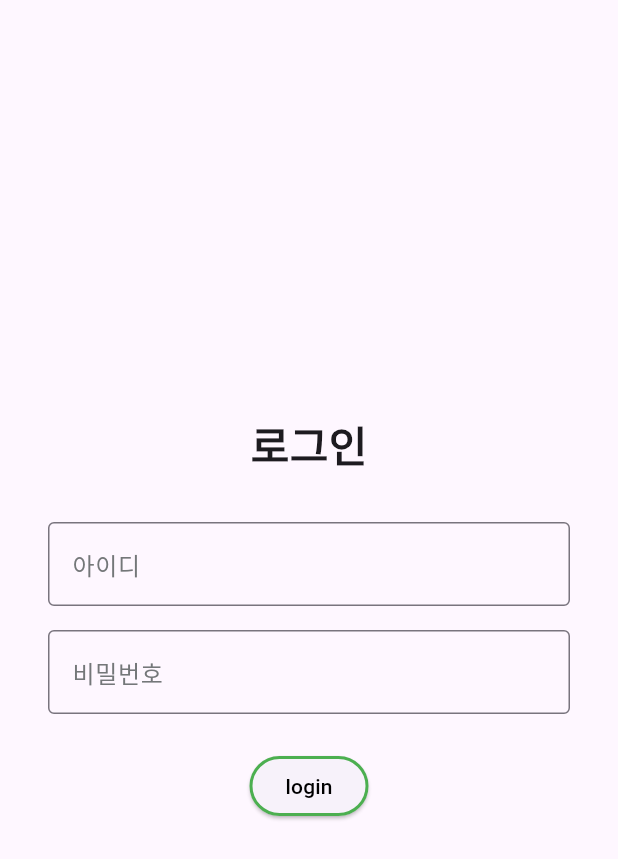
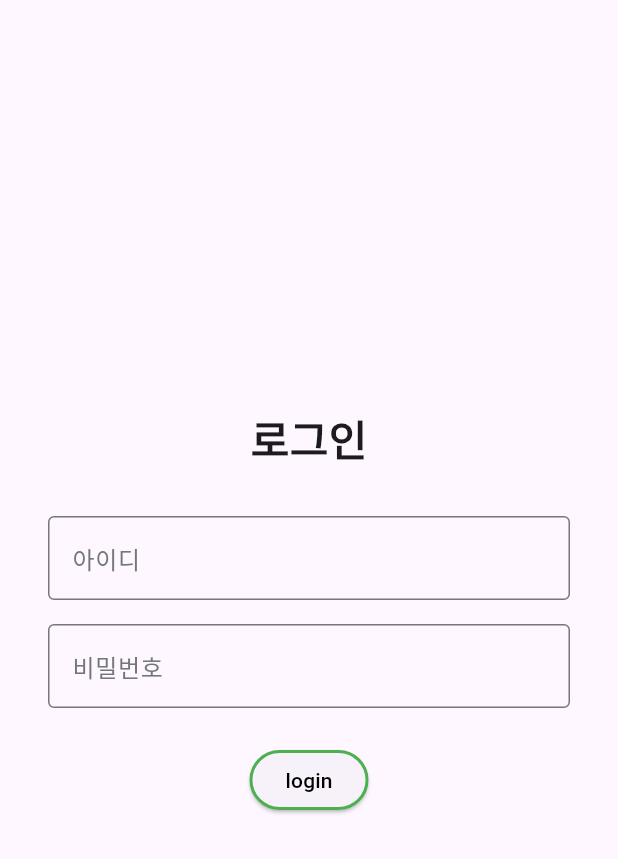
Before and after one commit to elbicuderri/board, a Flutter app: the screen it shows after launch, on a phone screen of 412 x 824 dp. Shown: the top 859 px of the screen. Run offline on Flutter 3.47's test engine with Material 3 defaults, Android fonts, the phone set to English and light mode, and no system bars.

Commit message:
Remove Center

```diff
--- a/lib/pages/login_page.dart
+++ b/lib/pages/login_page.dart
@@ -60,13 +60,13 @@ class _LoginPageState extends State<LoginPage> {
   @override
   Widget build(BuildContext context) {
     return Scaffold(
-      body: Center(
-        heightFactor: 2.5,
+      body: SafeArea(
         child: Padding(
           padding: const EdgeInsets.symmetric(vertical: 32, horizontal: 32),
           child: Column(
             mainAxisSize: MainAxisSize.min,
             children: [
+              SizedBox(height: 240),
               Text(
                 '로그인',
                 style: TextStyle(fontSize: 28, fontWeight: FontWeight.bold),
@@ -112,7 +112,6 @@ class _LoginPageState extends State<LoginPage> {
               SizedBox(height: 24),
               // login button
               SizedBox(
-                // width: double.infinity,
                 child: ElevatedButton(
                   onPressed: _userData == null ? null : _login,
                   style: ElevatedButton.styleFrom(
```
